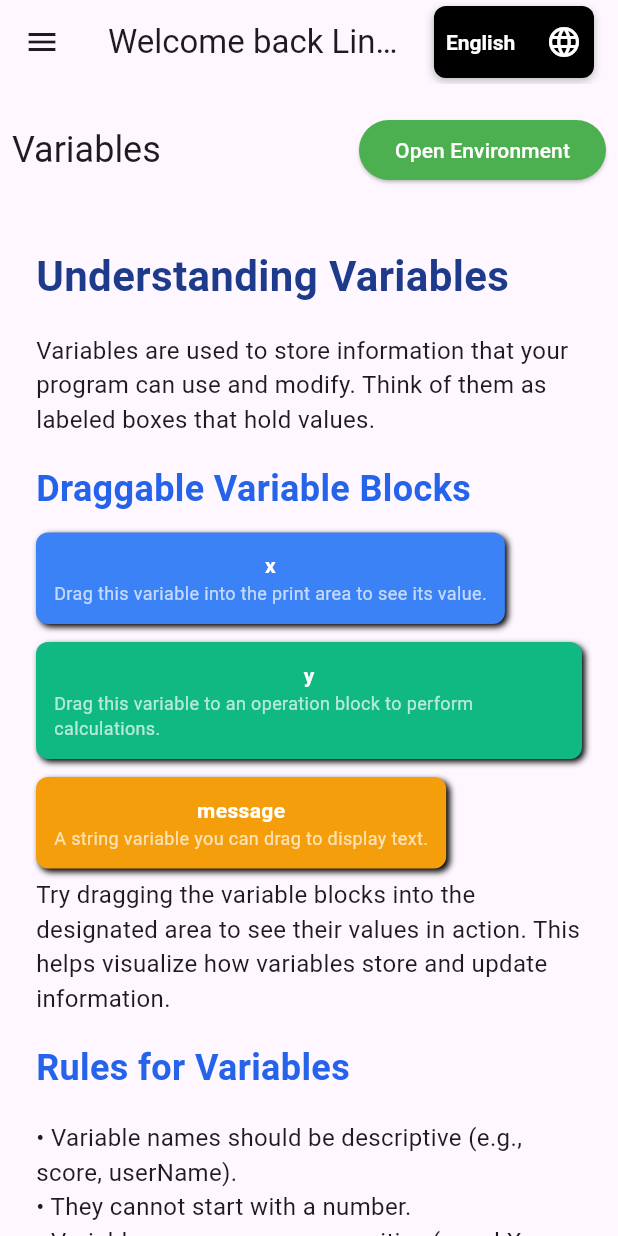
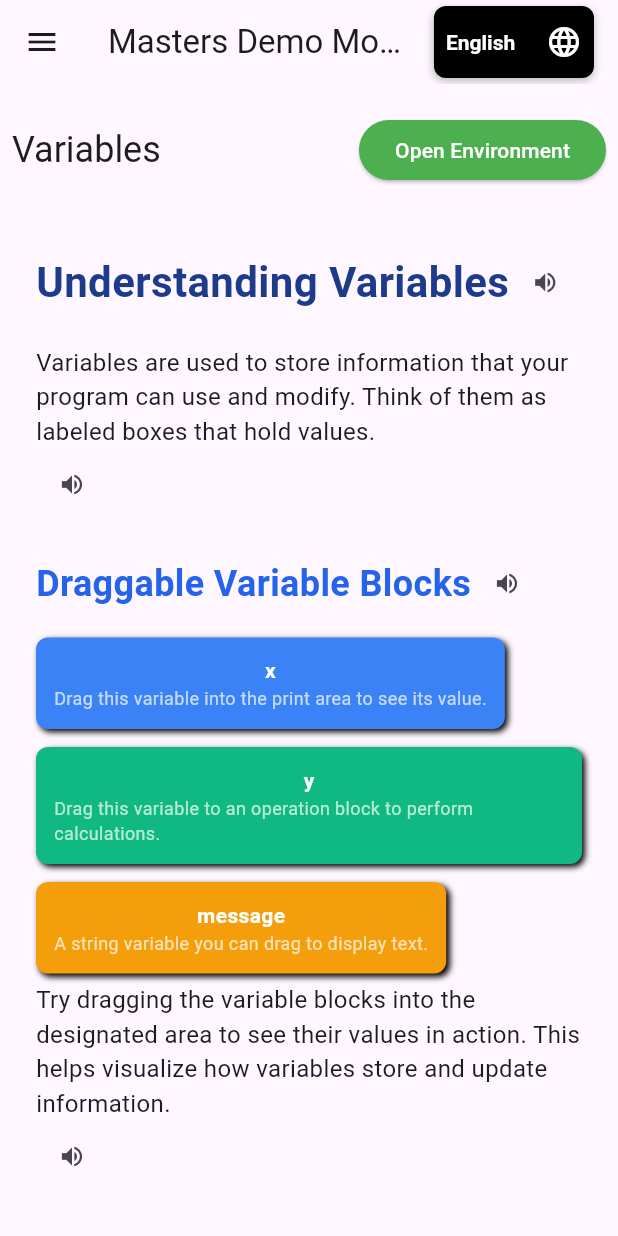
Before and after one commit to TeddysWrld/master-demo-model, a Flutter app: the screen it shows once a user with an empty profile is signed in, on a phone screen of 412 x 824 dp. Run offline on Flutter 3.47's test engine with Material 3 defaults, Android fonts, the phone set to English and light mode, and no system bars; our stand-ins replace cloud_firestore, firebase_auth, firebase_core, flutter_dotenv, flutter_tts, google_sign_in; accounts and stored records are empty; statements that could not run were skipped.

Commit message:
updated speech to text

```diff
--- a/lib/Api/hooks/open_ai.dart
+++ b/lib/Api/hooks/open_ai.dart
@@ -67,7 +67,13 @@ $code
   /// Speak text out loud in a given language
   Future<void> speakText(String text, String languageCode) async {
     await _flutterTts.setLanguage(languageCode); // e.g., "fr-FR", "zu-ZA"
+    await _flutterTts.setSpeechRate(0.5);
+    await _flutterTts.setVoice({"name": "af-ZA-x-afr-local", "locale": "af-ZA"});
     await _flutterTts.speak(text);
+  }
+
+   Future<void> stop() async {
+    await _flutterTts.stop();
   }
 
   /// Internal helper to call OpenAI API
--- a/lib/Screens/ChapterContent.dart
+++ b/lib/Screens/ChapterContent.dart
@@ -1,11 +1,14 @@
 import 'package:flutter/material.dart';
+import 'package:master_demo_app/env.dart';
 import '../Models/models.dart';
+import '../Api/hooks/open_ai.dart';
 
 class ContentPage extends StatefulWidget {
   final List<ContentItem> content;
   final bool scrollable;
+  final String languageCode;
 
-  const ContentPage({super.key, required this.content, this.scrollable = true});
+  const ContentPage({super.key, required this.content, this.scrollable = true, this.languageCode = 'en'});
 
   @override
   State<ContentPage> createState() => _ContentPageState();
@@ -13,6 +16,13 @@ class ContentPage extends StatefulWidget {
 
 class _ContentPageState extends State<ContentPage> {
   String? droppedValue; // For interactive blocks
+  late OpenAIService openAIService;
+
+  @override
+  void initState() {
+    super.initState();
+    openAIService = OpenAIService(OPEN_AI_KEY);
+  }
 
   @override
   Widget build(BuildContext context) {
@@ -41,7 +51,10 @@ class _ContentPageState extends State<ContentPage> {
       case 'interactive_heading':
         return Padding(
           padding: const EdgeInsets.symmetric(vertical: 12),
-          child: Text(
+          child: Wrap(
+            crossAxisAlignment: WrapCrossAlignment.center,
+            children: [
+              Text(
                 item.text ?? '',
                 style: TextStyle(
                   fontSize: (item.style?.fontSize ?? 22).toDouble(),
@@ -51,12 +64,27 @@ class _ContentPageState extends State<ContentPage> {
                   fontWeight: item.style?.bold == true ? FontWeight.bold : FontWeight.normal,
                 ),
               ),
+              IconButton(
+                icon: const Icon(Icons.volume_up, size: 18),
+                onPressed: () => openAIService.speakText(item.text ?? '', widget.languageCode),
+              ),
+            ],
+          ),
         );
 
       case 'paragraph':
         return Padding(
           padding: const EdgeInsets.symmetric(vertical: 6),
-          child: Text(item.text ?? '', style: const TextStyle(fontSize: 16)),
+          child: Wrap(
+            crossAxisAlignment: WrapCrossAlignment.center,
+            children: [
+              Text(item.text ?? '', style: const TextStyle(fontSize: 16)),
+              IconButton(
+                icon: const Icon(Icons.volume_up, size: 18),
+                onPressed: () => openAIService.speakText(item.text ?? '', widget.languageCode),
+              ),
+            ],
+          ),
         );
 
       case 'list':
@@ -64,7 +92,16 @@ class _ContentPageState extends State<ContentPage> {
           padding: const EdgeInsets.symmetric(vertical: 6),
           child: Column(
             crossAxisAlignment: CrossAxisAlignment.start,
-            children: (item.items ?? []).map((i) => Text("• $i", style: const TextStyle(fontSize: 16))).toList(),
+            children: [
+              ...(item.items ?? []).map((i) => Text("• $i", style: const TextStyle(fontSize: 16))).toList(),
+              Align(
+                alignment: Alignment.centerLeft,
+                child: IconButton(
+                  icon: const Icon(Icons.volume_up, size: 18),
+                  onPressed: () => openAIService.speakText((item.items ?? []).join('. '), widget.languageCode),
+                ),
+              ),
+            ],
           ),
         );
 
@@ -74,7 +111,19 @@ class _ContentPageState extends State<ContentPage> {
           margin: const EdgeInsets.symmetric(vertical: 6),
           padding: const EdgeInsets.all(12),
           color: Colors.grey.shade200,
-          child: Text(item.text ?? '', style: const TextStyle(fontFamily: 'monospace')),
+          child: Column(
+            crossAxisAlignment: CrossAxisAlignment.start,
+            children: [
+              Text(item.text ?? '', style: const TextStyle(fontFamily: 'monospace')),
+              Align(
+                alignment: Alignment.centerLeft,
+                child: IconButton(
+                  icon: const Icon(Icons.volume_up, size: 18),
+                  onPressed: () => openAIService.speakText(item.text ?? '', widget.languageCode),
+                ),
+              ),
+            ],
+          ),
         );
 
       case 'interactive_blocks':
--- a/lib/Screens/HomeScreen.dart
+++ b/lib/Screens/HomeScreen.dart
@@ -11,7 +11,7 @@ import 'IDEenvironement.dart';
 import 'package:flutter_dotenv/flutter_dotenv.dart';
 
 class HomeScreen extends StatefulWidget {
-	const HomeScreen({Key? key, this.title = 'Welcome back Lindi Mokele'}) : super(key: key);
+	const HomeScreen({Key? key, this.title = 'Masters Demo Model'}) : super(key: key);
 	final String title;
 
 	@override
@@ -26,6 +26,8 @@ late OpenAIService openai;
 	List<Chapter> chapters = [];
 	int? selectedChapterIndex;
   String selectedLanguage = 'English';
+  String selectedLanguageCode = 'en'; // New variable for language code
+
   final List<String> southAfricanLanguages = [
     'English',
     'Afrikaans',
@@ -40,13 +42,28 @@ late OpenAIService openai;
     'isiNdebele',
   ];
 
+  // Map of language names to their language codes
+  final Map<String, String> languageCodes = {
+    'English': 'en',
+    'Afrikaans': 'af',
+    'isiZulu': 'zu',
+    'isiXhosa': 'xh',
+    'Sepedi': 'nso',
+    'Setswana': 'tn',
+    'Sesotho': 'st',
+    'Xitsonga': 'ts',
+    'siSwati': 'ss',
+    'Tshivenda': 've',
+    'isiNdebele': 'nr',
+  };
+
 	@override
 	void initState() {
 		super.initState();
 		loadJsonContent();
     // loadContentFirebase();
     final apiKey = OPEN_AI_KEY;
-    openai = OpenAIService(apiKey!);
+    openai = OpenAIService(apiKey);
     // addAllChaptersFromJsonAsset('lib/Api/data/chapter1content.json');
     // createSampleChapter(); //check
   }
@@ -130,9 +147,10 @@ void fetchAndPrintChapters() async {
     if (lang != null) {
       setState(() {
         selectedLanguage = lang;
+        selectedLanguageCode = languageCodes[lang] ?? 'en'; // Update language code
         loading = true;
       });
-      print('Selected language: $lang');
+      print('Selected language: $lang (Code: ${languageCodes[lang]})');
       final translated = await openai.translateJsonNested(chapters, lang);
       setState(() {
         chapters = (translated as List).map<Chapter>((e) => Chapter.fromJson(e)).toList();
@@ -210,14 +228,15 @@ void fetchAndPrintChapters() async {
 										ElevatedButton(
 											style: ElevatedButton.styleFrom(backgroundColor: Colors.green, foregroundColor: Colors.white),
 											onPressed: () {
-												Navigator.of(context).push(MaterialPageRoute(builder: (_) => const MiniIDE()));
+                        openai.speakText("Hello, this is a test of text to speech in $selectedLanguage", selectedLanguageCode);
+												// Navigator.of(context).push(MaterialPageRoute(builder: (_) => const MiniIDE()));
 											},
 											child: Text('Open Environment'),
 										),
 									],
 								),
 							),
-							ContentPage(content: chap.content),
+							ContentPage(content: chap.content, languageCode: selectedLanguageCode),
 						],
 					),
 				);
@@ -233,13 +252,13 @@ void fetchAndPrintChapters() async {
 								padding: const EdgeInsets.symmetric(vertical: 12),
 								child: Text(chap.chapter, style: Theme.of(context).textTheme.headlineSmall),
 							),
-							ContentPage(content: chap.content),
+							ContentPage(content: chap.content, languageCode: selectedLanguageCode),
 						],
 					),
 				);
 			}
 		} else {
-			return ContentPage(content: content);
+			return ContentPage(content: content, languageCode: selectedLanguageCode);
 		}
 	}
 
--- a/pubspec.yaml
+++ b/pubspec.yaml
@@ -70,7 +70,6 @@ flutter:
   # assets:
   assets:
     - lib/Api/data/chapter1content.json
-    - lib/.env
 
   # An image asset can refer to one or more resolution-specific "variants", see
   # https://flutter.dev/to/resolution-aware-images
```
Lines whose indentation alone changed are shown as unchanged.
